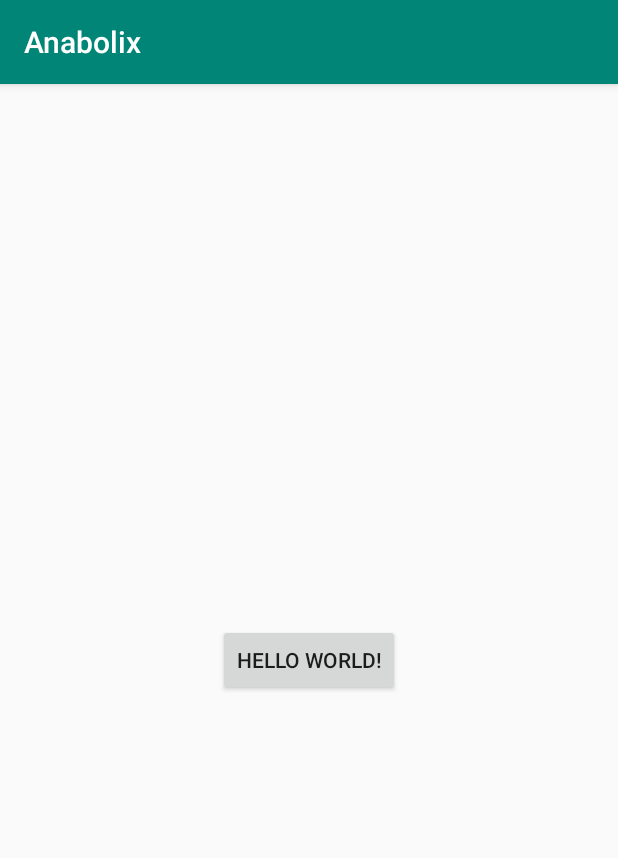
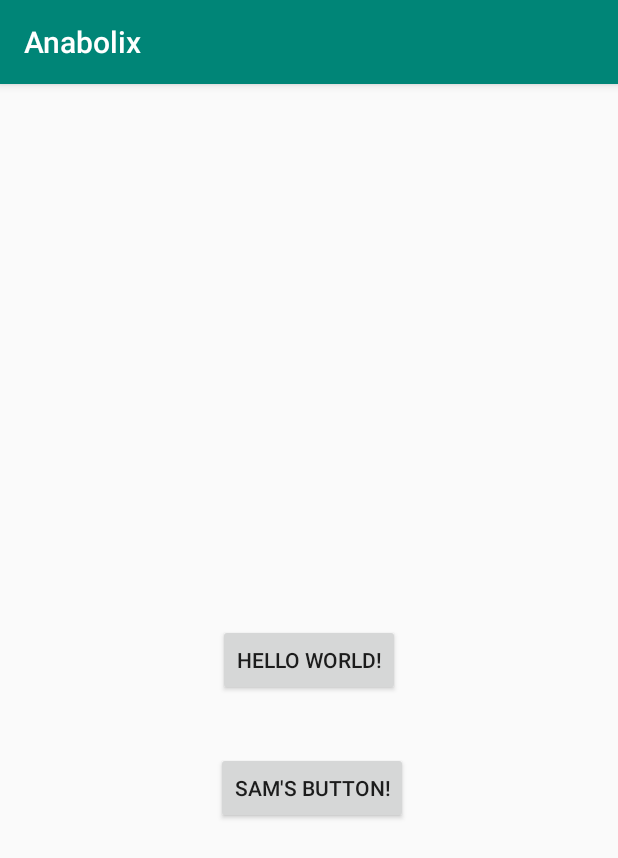
Before and after one commit to kevng2/Anabolix, an Android app: the screen it shows after launch (MainActivity), on a phone screen of 412 x 824 dp. Shown: the top 858 px of the screen. Run offline under Robolectric (Android 15) with nearby library versions, the phone set to English and light mode, and no system bars.

Commit message:
button test

```diff
--- a/app/src/main/java/com/android/gang/anabolix/MainActivity.java
+++ b/app/src/main/java/com/android/gang/anabolix/MainActivity.java
@@ -9,6 +9,7 @@
 
 public class MainActivity extends AppCompatActivity {
     private Button mKevinButton;
+    private Button mSamButton;
 
     @Override
     protected void onCreate(Bundle savedInstanceState) {
@@ -22,5 +23,14 @@
                 Toast.makeText(MainActivity.this, "Hello, this is Kevin!", Toast.LENGTH_SHORT).show();
             }
         });
+
+
+        mSamButton = findViewById(R.id.sam_button);
+        mSamButton.setOnClickListener(new View.OnClickListener() {
+            @Override
+            public void onClick(View v) {
+                Toast.makeText(MainActivity.this, "Hi, I'm Sam!", Toast.LENGTH_SHORT).show();
+            }
+        });
     }
 }
--- a/app/src/main/res/layout/activity_main.xml
+++ b/app/src/main/res/layout/activity_main.xml
@@ -16,4 +16,18 @@
         app:layout_constraintRight_toRightOf="parent"
         app:layout_constraintTop_toTopOf="parent" />
 
+    <Button
+        android:id="@+id/sam_button"
+        android:layout_width="wrap_content"
+        android:layout_height="wrap_content"
+        android:layout_marginStart="163dp"
+        android:layout_marginTop="28dp"
+        android:layout_marginEnd="160dp"
+        android:layout_marginBottom="266dp"
+        android:text="Sam's Button!"
+        app:layout_constraintBottom_toBottomOf="parent"
+        app:layout_constraintEnd_toEndOf="parent"
+        app:layout_constraintStart_toStartOf="parent"
+        app:layout_constraintTop_toBottomOf="@+id/kevin_button" />
+
 </androidx.constraintlayout.widget.ConstraintLayout>
```
